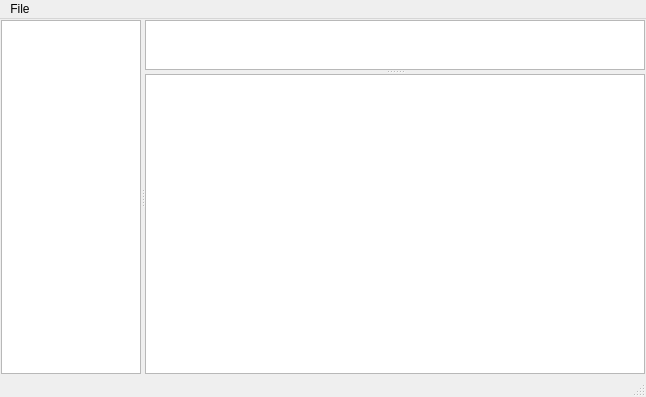
nathanpc/sqlite-browser, file mainwindow.ui: the form before one commit.
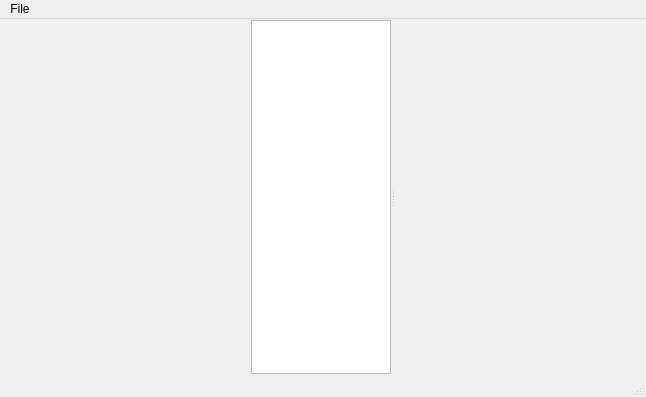
The form after the commit.

Commit message: Query field implemented

```diff
--- a/mainwindow.ui
+++ b/mainwindow.ui
@@ -74,34 +74,6 @@
        <property name="orientation">
         <enum>Qt::Vertical</enum>
        </property>
-       <widget class="QPlainTextEdit" name="queryField">
-        <property name="minimumSize">
-         <size>
-          <width>0</width>
-          <height>0</height>
-         </size>
-        </property>
-        <property name="maximumSize">
-         <size>
-          <width>16777215</width>
-          <height>50</height>
-         </size>
-        </property>
-        <property name="baseSize">
-         <size>
-          <width>0</width>
-          <height>0</height>
-         </size>
-        </property>
-       </widget>
-       <widget class="QTableView" name="tableView">
-        <attribute name="horizontalHeaderShowSortIndicator" stdset="0">
-         <bool>true</bool>
-        </attribute>
-        <attribute name="verticalHeaderCascadingSectionResizes">
-         <bool>true</bool>
-        </attribute>
-       </widget>
       </widget>
      </widget>
     </item>
```
The commit also changes 7 other files.
